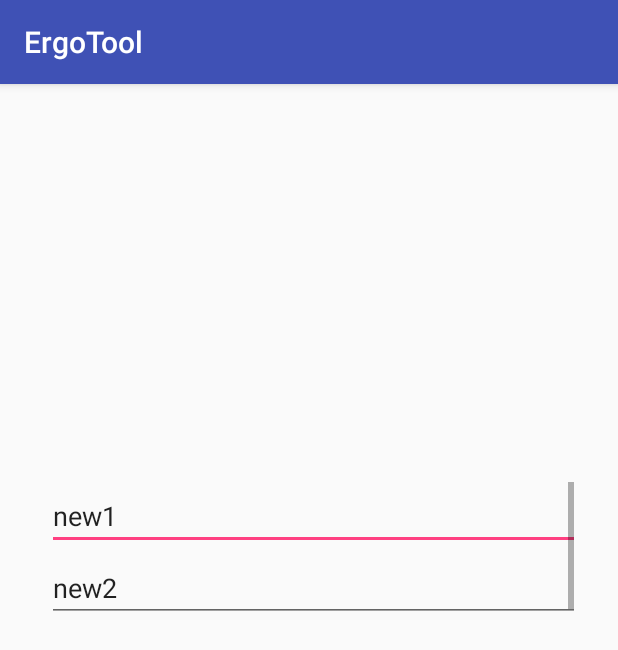
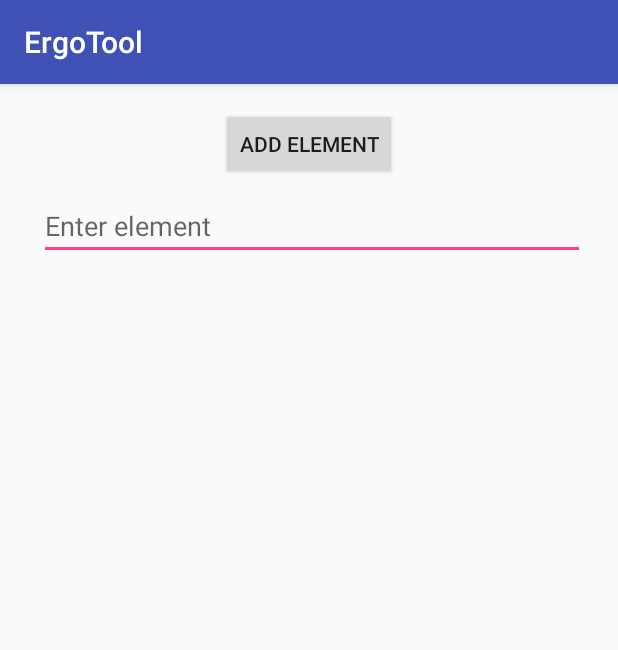
Before and after one commit to Sleepy78/MyErgoTool, an Android app: the screen it shows after launch (DynamicTry), after a tap on "DYNAMICTRY", on a phone screen of 412 x 824 dp. Shown: the top 650 px of the screen. Run offline under Robolectric (Android 15) with nearby library versions, the phone set to English and light mode, and no system bars.

Commit message:
1. changed initial values of element edittext to hint 2. changed mechanism of writing in output files. Now if element is not set at configuration step, then nothing is displayed on output file 3. Tries of automatic creation + object creation for Elements and categories

```diff
--- /dev/null
+++ b/app/src/main/java/ady/ergo/tool/ergotool/Categorie.java
@@ -0,0 +1,41 @@
+package ady.ergo.tool.ergotool;
+
+import android.app.Activity;
+import android.view.View;
+import android.widget.Button;
+import android.widget.LinearLayout;
+
+import java.util.ArrayList;
+
+
+
+public class Categorie {
+    private Activity activity;
+    private ArrayList<Element> elements;
+    private LinearLayout verticalLL;
+    private Button addElement;
+
+    public Categorie(Activity act) {
+        activity = act;
+        this.elements =  new ArrayList<Element>();
+
+        addElement = (Button) activity.findViewById(R.id.btnAddElement);
+        addElement.setOnClickListener(listenerAddAnElement);
+        verticalLL = (LinearLayout)activity.findViewById(R.id.linearLayout);
+
+        //create a first element
+        elements.add(new Element(activity));
+
+        //Add first element to linearlayout
+        verticalLL.addView(elements.get(elements.size()-1).getHorizontalLL());
+    }
+
+    public View.OnClickListener listenerAddAnElement = new View.OnClickListener() {
+
+        @Override
+        public void onClick(View v) {
+            elements.add(new Element(activity));
+            verticalLL.addView(elements.get(elements.size()-1).getHorizontalLL());
+        }
+    };
+}
--- /dev/null
+++ b/app/src/main/java/ady/ergo/tool/ergotool/Categories.java
@@ -0,0 +1,18 @@
+package ady.ergo.tool.ergotool;
+
+import android.app.Activity;
+
+import java.util.ArrayList;
+
+/**
+ * Created by Aurel on 04/07/2017.
+ */
+
+public class Categories {
+    private ArrayList<Categorie> categories;
+
+    public Categories(Activity activity) {
+        this.categories = new ArrayList<Categorie>();
+        categories.add(new Categorie(activity));
+    }
+}
--- a/app/src/main/java/ady/ergo/tool/ergotool/DataCatDeux.java
+++ b/app/src/main/java/ady/ergo/tool/ergotool/DataCatDeux.java
@@ -11,6 +11,11 @@ public class DataCatDeux {
     private String textElem3;
     private String textElem4;
     private String textElem5;
+    private String hintElem1;
+    private String hintElem2;
+    private String hintElem3;
+    private String hintElem4;
+    private String hintElem5;
 
     public boolean getBtnElem1() {return btnElem1;}
     public boolean getBtnElem2() {return btnElem2;}
@@ -22,6 +27,11 @@ public class DataCatDeux {
     public String getTextElem3() {return textElem3;}
     public String getTextElem4() {return textElem4;}
     public String getTextElem5() {return textElem5;}
+    public String getHintElem1() {return hintElem1;}
+    public String getHintElem2() {return hintElem2;}
+    public String getHintElem3() {return hintElem3;}
+    public String getHintElem4() {return hintElem4;}
+    public String getHintElem5() {return hintElem5;}
 
     public void setBtnElem1(boolean state) {this.btnElem1 = state;}
     public void setBtnElem2(boolean state) {this.btnElem2 = state;}
@@ -37,11 +47,11 @@ public class DataCatDeux {
     private static final DataCatDeux holder = new DataCatDeux();
     public static DataCatDeux getInstance() {return holder;}
 
-    public void initDataCatDeux(){
-        textElem1 = "Elem1Cat2";
-        textElem2 = "Elem2Cat2";
-        textElem3 = "Elem3Cat2";
-        textElem4 = "Elem4Cat2";
-        textElem5 = "Elem5Cat2";
+    public void initDataCatDeuxHint(){
+        hintElem1 = "Elem1Cat2";
+        hintElem2 = "Elem2Cat2";
+        hintElem3 = "Elem3Cat2";
+        hintElem4 = "Elem4Cat2";
+        hintElem5 = "Elem5Cat2";
     }
 }
--- a/app/src/main/java/ady/ergo/tool/ergotool/DataCatTrois.java
+++ b/app/src/main/java/ady/ergo/tool/ergotool/DataCatTrois.java
@@ -11,6 +11,11 @@ public class DataCatTrois {
     private String textElem3;
     private String textElem4;
     private String textElem5;
+    private String hintElem1;
+    private String hintElem2;
+    private String hintElem3;
+    private String hintElem4;
+    private String hintElem5;
 
     public boolean getBtnElem1() {return btnElem1;}
     public boolean getBtnElem2() {return btnElem2;}
@@ -22,6 +27,11 @@ public class DataCatTrois {
     public String getTextElem3() {return textElem3;}
     public String getTextElem4() {return textElem4;}
     public String getTextElem5() {return textElem5;}
+    public String getHintElem1() {return hintElem1;}
+    public String getHintElem2() {return hintElem2;}
+    public String getHintElem3() {return hintElem3;}
+    public String getHintElem4() {return hintElem4;}
+    public String getHintElem5() {return hintElem5;}
 
     public void setBtnElem1(boolean state) {this.btnElem1 = state;}
     public void setBtnElem2(boolean state) {this.btnElem2 = state;}
@@ -37,11 +47,11 @@ public class DataCatTrois {
     private static final DataCatTrois holder = new DataCatTrois();
     public static DataCatTrois getInstance() {return holder;}
 
-    public void initDataCatTrois(){
-        textElem1 = "Elem1Cat3";
-        textElem2 = "Elem2Cat3";
-        textElem3 = "Elem3Cat3";
-        textElem4 = "Elem4Cat3";
-        textElem5 = "Elem5Cat3";
+    public void initDataCatTroisHint(){
+        hintElem1 = "Elem1Cat3";
+        hintElem2 = "Elem2Cat3";
+        hintElem3 = "Elem3Cat3";
+        hintElem4 = "Elem4Cat3";
+        hintElem5 = "Elem5Cat3";
     }
 }
--- a/app/src/main/java/ady/ergo/tool/ergotool/DataLieux.java
+++ b/app/src/main/java/ady/ergo/tool/ergotool/DataLieux.java
@@ -11,6 +11,11 @@ public class DataLieux {
     private String textL3;
     private String textL4;
     private String textL5;
+    private String hintElem1;
+    private String hintElem2;
+    private String hintElem3;
+    private String hintElem4;
+    private String hintElem5;
 
     public boolean getBtnL1() {return btnL1;}
     public boolean getBtnL2() {return btnL2;}
@@ -22,6 +27,11 @@ public class DataLieux {
     public String getTextL3() {return textL3;}
     public String getTextL4() {return textL4;}
     public String getTextL5() {return textL5;}
+    public String getHintElem1() {return hintElem1;}
+    public String getHintElem2() {return hintElem2;}
+    public String getHintElem3() {return hintElem3;}
+    public String getHintElem4() {return hintElem4;}
+    public String getHintElem5() {return hintElem5;}
 
     public void setBtnL1(boolean state) {this.btnL1 = state;}
     public void setBtnL2(boolean state) {this.btnL2 = state;}
@@ -37,11 +47,11 @@ public class DataLieux {
     private static final DataLieux holder = new DataLieux();
     public static DataLieux getInstance() {return holder;}
 
-    public void initDataLieux(){
-        textL1 = "Elem1Cat1";
-        textL2 = "Elem2Cat1";
-        textL3 = "Elem3Cat1";
-        textL4 = "Elem4Cat1";
-        textL5 = "Elem5Cat1";
+    public void initDataLieuxHint(){
+        hintElem1 = "Elem1Cat1";
+        hintElem2 = "Elem2Cat1";
+        hintElem3 = "Elem3Cat1";
+        hintElem4 = "Elem4Cat1";
+        hintElem5 = "Elem5Cat1";
     }
 }
--- a/app/src/main/java/ady/ergo/tool/ergotool/DynamicTry.java
+++ b/app/src/main/java/ady/ergo/tool/ergotool/DynamicTry.java
@@ -22,7 +22,7 @@ public class DynamicTry extends AppCompatActivity {
     private ArrayList<EditText> edittexts,edittexts2;
     private ArrayList<RelativeLayout.LayoutParams> params;
     private ArrayList<LinearLayout> ll2;
-
+    private Categories categories;
     private LinearLayout ll;
 
     @Override
@@ -31,7 +31,8 @@ public class DynamicTry extends AppCompatActivity {
         setContentView(R.layout.activity_dynamic_try);
 
         //initObjects();
-        initObjects2();
+        //initObjects2();
+        initObjects3();
     }
     public View.OnClickListener listener = new View.OnClickListener() {
 
@@ -43,6 +44,11 @@ public class DynamicTry extends AppCompatActivity {
 
         }
     };
+
+    private void initObjects3() {
+        categories = new Categories(this);
+
+    }
 
     private void initObjects2() {
         ll = (LinearLayout)findViewById(R.id.linearLayout);
@@ -113,7 +119,7 @@ public class DynamicTry extends AppCompatActivity {
     }
 
     private void initObjects() {
-        rl = (RelativeLayout)findViewById(R.id.relativeLayout);
+        //rl = (RelativeLayout)findViewById(R.id.relativeLayout);
 
         buttons = new ArrayList<Button>();
         togglebuttons = new ArrayList<ToggleButton>();
--- /dev/null
+++ b/app/src/main/java/ady/ergo/tool/ergotool/Element.java
@@ -0,0 +1,52 @@
+package ady.ergo.tool.ergotool;
+
+import android.app.Activity;
+import android.view.View;
+import android.widget.Button;
+import android.widget.EditText;
+import android.widget.LinearLayout;
+import android.widget.ToggleButton;
+
+public class Element {
+
+    private LinearLayout horizontalLL;
+    private Button btn;
+    private ToggleButton tbtn;
+    private EditText edittext;
+
+    public Element(Activity activity) {
+        horizontalLL = new LinearLayout(activity);
+        LinearLayout.LayoutParams LLParams = new LinearLayout.LayoutParams(LinearLayout.LayoutParams.MATCH_PARENT,LinearLayout.LayoutParams.MATCH_PARENT);
+        horizontalLL.setLayoutParams(LLParams);
+
+        btn = new Button(activity);
+        btn.setLayoutParams(new LinearLayout.LayoutParams(100, LinearLayout.LayoutParams.WRAP_CONTENT));
+        btn.setText(String.valueOf(btn.getId()));
+        btn.setOnClickListener(listener);
+
+        tbtn = new ToggleButton(activity);
+        tbtn.setLayoutParams(new LinearLayout.LayoutParams(250, LinearLayout.LayoutParams.WRAP_CONTENT));
+
+        edittext = new EditText(activity);
+        edittext.setLayoutParams(new LinearLayout.LayoutParams(700, LinearLayout.LayoutParams.WRAP_CONTENT));
+        edittext.setHint("Enter element");
+
+        horizontalLL.addView(edittext);
+        horizontalLL.addView(tbtn);
+        horizontalLL.addView(btn);
+    }
+
+    public View.OnClickListener listener = new View.OnClickListener() {
+
+        @Override
+        public void onClick(View v) {
+            int id = v.getId();
+            ((LinearLayout)horizontalLL.getParent()).removeView(horizontalLL);
+        }
+    };
+
+    public LinearLayout getHorizontalLL() {        return horizontalLL;    }
+    public Button getBtn() {        return btn;    }
+    public ToggleButton getTbtn() {        return tbtn;    }
+    public EditText getEdittext() {        return edittext;    }
+}
--- a/app/src/main/java/ady/ergo/tool/ergotool/MainActivity.java
+++ b/app/src/main/java/ady/ergo/tool/ergotool/MainActivity.java
@@ -42,9 +42,9 @@ public class MainActivity extends AppCompatActivity {
         DataOutput doutput = new DataOutput();
 
         DataCategory.getInstance().initCategory();
-        DataLieux.getInstance().initDataLieux();
-        DataCatDeux.getInstance().initDataCatDeux();
-        DataCatTrois.getInstance().initDataCatTrois();
+        DataLieux.getInstance().initDataLieuxHint();
+        DataCatDeux.getInstance().initDataCatDeuxHint();
+        DataCatTrois.getInstance().initDataCatTroisHint();
         DataOutput.getInstance().initDataOutput();
         //Toast.makeText(getApplicationContext(), String.valueOf(dataoutput.getFullFile().isEmpty()), Toast.LENGTH_SHORT).show();
 
--- a/app/src/main/res/layout/activity_cat2.xml
+++ b/app/src/main/res/layout/activity_cat2.xml
@@ -84,7 +84,6 @@
         android:layout_marginTop="8dp"
         android:ems="10"
         android:inputType="textPersonName"
-        android:text="Elem1"
         app:layout_constraintHorizontal_bias="0.511"
         app:layout_constraintLeft_toLeftOf="parent"
         app:layout_constraintRight_toLeftOf="@+id/btnElem1"
@@ -101,7 +100,6 @@
         android:layout_marginTop="8dp"
         android:ems="10"
         android:inputType="textPersonName"
-        android:text="Elem2"
         app:layout_constraintHorizontal_bias="0.511"
         app:layout_constraintLeft_toLeftOf="parent"
         app:layout_constraintRight_toLeftOf="@+id/btnElem1"
@@ -118,7 +116,6 @@
         android:layout_marginTop="8dp"
         android:ems="10"
         android:inputType="textPersonName"
-        android:text="Elem3"
         app:layout_constraintHorizontal_bias="0.511"
         app:layout_constraintLeft_toLeftOf="parent"
         app:layout_constraintRight_toLeftOf="@+id/btnElem1"
@@ -135,7 +132,6 @@
         android:layout_marginTop="8dp"
         android:ems="10"
         android:inputType="textPersonName"
-        android:text="Elem4"
         app:layout_constraintHorizontal_bias="0.511"
         app:layout_constraintLeft_toLeftOf="parent"
         app:layout_constraintRight_toLeftOf="@+id/btnElem1"
@@ -152,7 +148,6 @@
         android:layout_marginTop="8dp"
         android:ems="10"
         android:inputType="textPersonName"
-        android:text="Elem5"
         app:layout_constraintHorizontal_bias="0.511"
         app:layout_constraintLeft_toLeftOf="parent"
         app:layout_constraintRight_toLeftOf="@+id/btnElem1"
--- a/app/src/main/res/layout/activity_cat3.xml
+++ b/app/src/main/res/layout/activity_cat3.xml
@@ -84,7 +84,6 @@
         android:layout_marginTop="8dp"
         android:ems="10"
         android:inputType="textPersonName"
-        android:text="Elem1"
         app:layout_constraintHorizontal_bias="0.511"
         app:layout_constraintLeft_toLeftOf="parent"
         app:layout_constraintRight_toLeftOf="@+id/btnElem1"
@@ -101,7 +100,6 @@
         android:layout_marginTop="8dp"
         android:ems="10"
         android:inputType="textPersonName"
-        android:text="Elem2"
         app:layout_constraintHorizontal_bias="0.511"
         app:layout_constraintLeft_toLeftOf="parent"
         app:layout_constraintRight_toLeftOf="@+id/btnElem1"
@@ -118,7 +116,6 @@
         android:layout_marginTop="8dp"
         android:ems="10"
         android:inputType="textPersonName"
-        android:text="Elem3"
         app:layout_constraintHorizontal_bias="0.511"
         app:layout_constraintLeft_toLeftOf="parent"
         app:layout_constraintRight_toLeftOf="@+id/btnElem1"
@@ -135,7 +132,6 @@
         android:layout_marginTop="8dp"
         android:ems="10"
         android:inputType="textPersonName"
-        android:text="Elem4"
         app:layout_constraintHorizontal_bias="0.511"
         app:layout_constraintLeft_toLeftOf="parent"
         app:layout_constraintRight_toLeftOf="@+id/btnElem1"
@@ -152,7 +148,6 @@
         android:layout_marginTop="8dp"
         android:ems="10"
         android:inputType="textPersonName"
-        android:text="Elem5"
         app:layout_constraintHorizontal_bias="0.511"
         app:layout_constraintLeft_toLeftOf="parent"
         app:layout_constraintRight_toLeftOf="@+id/btnElem1"
--- a/app/src/main/res/layout/activity_dynamic_try.xml
+++ b/app/src/main/res/layout/activity_dynamic_try.xml
@@ -6,6 +6,7 @@
     android:layout_height="match_parent"
     tools:context="ady.ergo.tool.ergotool.DynamicTry">
 
+    <!--
     <RelativeLayout
         android:id="@+id/relativeLayout"
         android:layout_width="346dp"
@@ -20,22 +21,20 @@
         android:layout_marginBottom="8dp">
 
     </RelativeLayout>
+    -->
 
     <ScrollView
-        android:layout_width="351dp"
-        android:layout_height="90dp"
+        android:id="@+id/scrollView2"
+        android:layout_width="360dp"
+        android:layout_height="261dp"
+        android:layout_marginEnd="8dp"
+        android:layout_marginStart="8dp"
         android:layout_marginLeft="8dp"
         app:layout_constraintLeft_toLeftOf="parent"
         android:layout_marginRight="8dp"
         app:layout_constraintRight_toRightOf="parent"
-        android:layout_marginStart="8dp"
-        android:layout_marginEnd="8dp"
-        android:id="@+id/scrollView2"
-        app:layout_constraintHorizontal_bias="0.529"
-        app:layout_constraintTop_toTopOf="parent"
         android:layout_marginTop="8dp"
-        android:layout_marginBottom="8dp"
-        app:layout_constraintBottom_toTopOf="@+id/relativeLayout">
+        app:layout_constraintTop_toBottomOf="@+id/btnAddElement">
 
         <LinearLayout
             android:id="@+id/linearLayout"
@@ -46,4 +45,16 @@
             tools:layout_editor_absoluteY="299dp"></LinearLayout>
     </ScrollView>
 
+    <Button
+        android:id="@+id/btnAddElement"
+        android:layout_width="wrap_content"
+        android:layout_height="wrap_content"
+        android:layout_marginTop="16dp"
+        android:text="Add element"
+        app:layout_constraintTop_toTopOf="parent"
+        android:layout_marginLeft="8dp"
+        app:layout_constraintLeft_toLeftOf="parent"
+        android:layout_marginRight="8dp"
+        app:layout_constraintRight_toRightOf="parent" />
+
 </android.support.constraint.ConstraintLayout>
```
Also changed, not shown: app/src/main/java/ady/ergo/tool/ergotool/Cat2Activity.java (+5 -5 lines), app/src/main/java/ady/ergo/tool/ergotool/Cat3Activity.java (+5 -5 lines), app/src/main/java/ady/ergo/tool/ergotool/DataOutput.java (+57 -19 lines), app/src/main/java/ady/ergo/tool/ergotool/LieuxActivity.java (+5 -5 lines), app/src/main/res/layout/activity_lieux.xml (+10 -20 lines).
